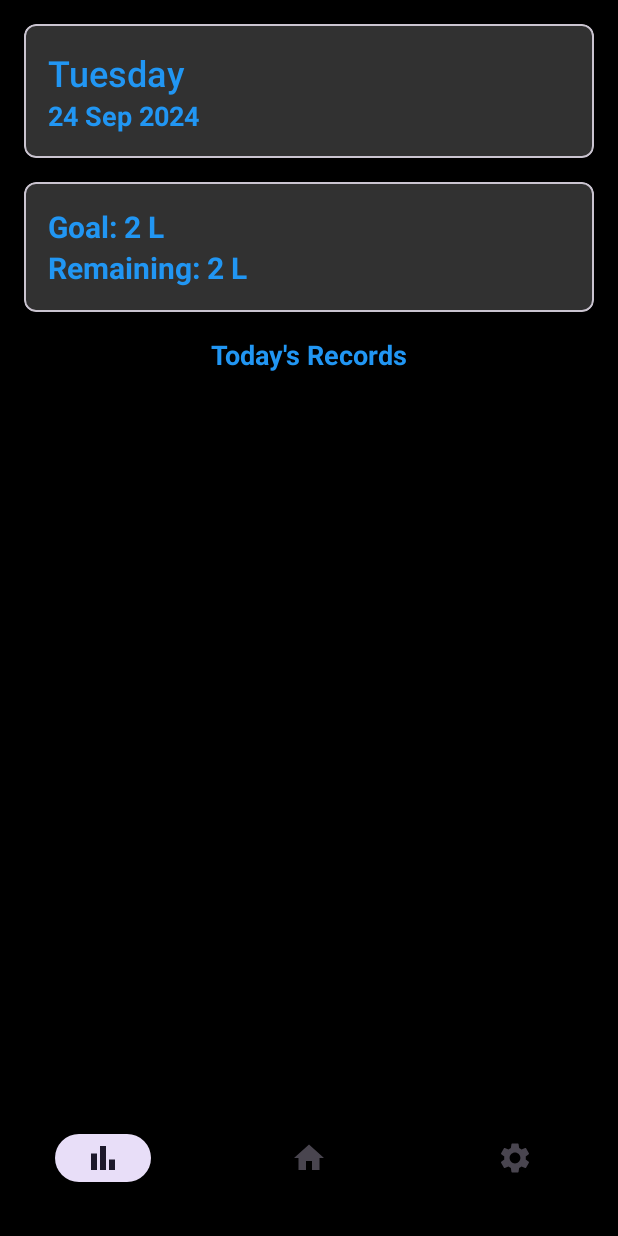
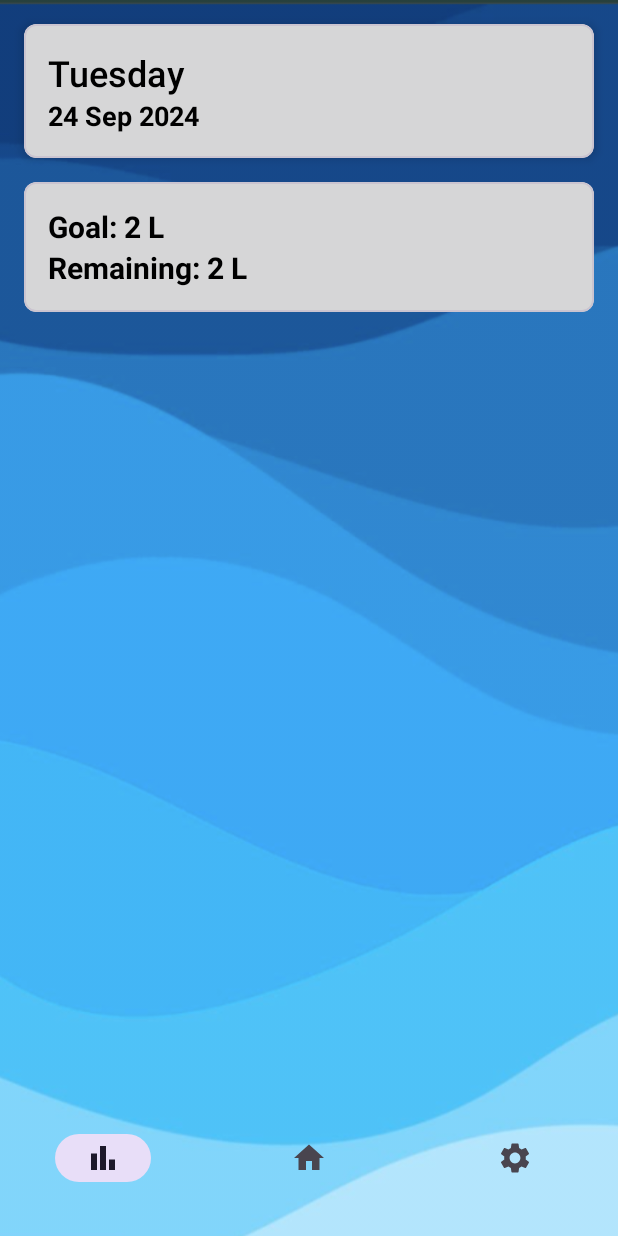
Before and after one commit to tiakavousi/WaterWise, an Android app: the HistoryActivity screen opened directly, with no data from a screen before it, on a phone screen of 412 x 824 dp. Run offline under Robolectric (Android 15) with nearby library versions, the light colour scheme and no system bars; our stand-ins replace Firebase (no records; nobody signed in at launch, a user with empty details on screens opened directly).

Commit message:
daily records back to main

```diff
--- a/app/src/main/java/com/example/WaterWise/HistoryActivity.java
+++ b/app/src/main/java/com/example/WaterWise/HistoryActivity.java
@@ -15,14 +15,10 @@ import com.google.android.material.bottomnavigation.BottomNavigationView;
 import com.google.firebase.auth.FirebaseAuth;
 
 import java.text.SimpleDateFormat;
-import java.util.ArrayList;
 import java.util.Date;
-import java.util.List;
 import java.util.Locale;
 
 public class HistoryActivity extends AppCompatActivity {
-    private List<Record> records = new ArrayList<>();
-    private RecordAdapter adapter;
     private DataModel dataModel;
     private FirestoreHelper firestoreHelper = new FirestoreHelper();
     private TextView dayOfWeekTextView, dateTextView, goalTextView, remainingTextView;
@@ -33,7 +29,7 @@ public class HistoryActivity extends AppCompatActivity {
         super.onCreate(savedInstanceState);
         setContentView(R.layout.activity_history);
         dataModel = new ViewModelProvider(this).get(DataModel.class);
-        firestoreHelper = new FirestoreHelper();
+
 
         dayOfWeekTextView = findViewById(R.id.dayOfWeekTextView);
         dateTextView = findViewById(R.id.dateTextView);
@@ -41,12 +37,10 @@ public class HistoryActivity extends AppCompatActivity {
         remainingTextView = findViewById(R.id.remaining_text);
 
         displayDayOfWeek();
-        setupRecyclerView();
-        fetchTodaysRecords();
         observeGoalAndIntake();
 
         FirestoreHelper firestoreHelper = new FirestoreHelper();
-        RecyclerView recyclerView2 = findViewById(R.id.recyclerView);
+        RecyclerView recyclerView2 = findViewById(R.id.recyclerView2);
         recyclerView2.setLayoutManager(new LinearLayoutManager(this));
 
         firestoreHelper.fetchHistory(historyList -> {
@@ -54,8 +48,6 @@ public class HistoryActivity extends AppCompatActivity {
             HistoryAdapter adapter = new HistoryAdapter(historyList);
             recyclerView2.setAdapter(adapter);
         });
-
-
 
         // Bottom NavBar
         BottomNavigationView bottomNavigationView = findViewById(R.id.bottom_navigation);
@@ -89,22 +81,6 @@ public class HistoryActivity extends AppCompatActivity {
         });
     }
 
-    private void setupRecyclerView() {
-        RecyclerView recyclerView = findViewById(R.id.recyclerView);
-        recyclerView.setLayoutManager(new LinearLayoutManager(this));
-        adapter = new RecordAdapter(records);
-        recyclerView.setAdapter(adapter);
-    }
-
-    private void fetchTodaysRecords() {
-        dataModel.getRecords().observe(this, records -> {
-            Log.d("HistoryActivity!!!! ", "Fetched Records Count: " + records.size());
-            adapter.setRecords(records);
-            adapter.notifyDataSetChanged();
-
-        });
-
-    }
     public void displayDayOfWeek() {
         Date currentDate = new Date();
 
--- a/app/src/main/java/com/example/WaterWise/SettingsActivity.java
+++ b/app/src/main/java/com/example/WaterWise/SettingsActivity.java
@@ -159,7 +159,6 @@ public class SettingsActivity extends AppCompatActivity {
                 firestoreHelper.saveUserData(
                         dataModel.getName().getValue(),
                         dataModel.getGoal().getValue(),
-                        dataModel.getIntake().getValue(),
                         dataModel.getWeight().getValue(),
                         dataModel.getGender().getValue()
                 );
@@ -183,7 +182,6 @@ public class SettingsActivity extends AppCompatActivity {
             firestoreHelper.saveUserData(
                     dataModel.getName().getValue(),
                     dataModel.getGoal().getValue(),
-                    dataModel.getIntake().getValue(),
                     dataModel.getWeight().getValue(),
                     dataModel.getGender().getValue()
             );
--- a/app/src/main/res/layout/activity_history.xml
+++ b/app/src/main/res/layout/activity_history.xml
@@ -5,7 +5,7 @@
     android:layout_height="match_parent"
     xmlns:app="http://schemas.android.com/apk/res-auto"
     xmlns:tools="http://schemas.android.com/tools"
-    android:background="@color/black">
+    android:background="@drawable/pagebkg">
 
     <com.google.android.material.card.MaterialCardView
         android:id="@+id/dateCard"
@@ -14,7 +14,7 @@
         android:layout_margin="16dp"
         app:cardCornerRadius="8dp"
         app:cardElevation="4dp"
-        app:cardBackgroundColor="@color/gray_dark"
+        app:cardBackgroundColor="@color/dark_blue"
         app:layout_constraintEnd_toEndOf="parent"
         app:layout_constraintStart_toStartOf="parent"
         app:layout_constraintTop_toTopOf="parent">
@@ -31,7 +31,7 @@
                 android:layout_height="wrap_content"
                 android:text="Sunday"
                 android:textSize="24sp"
-                android:textColor="@color/blue"
+                android:textColor="@color/black"
                 android:fontFamily="sans-serif-medium" />
 
             <TextView
@@ -40,7 +40,7 @@
                 android:layout_height="wrap_content"
                 android:textSize="18sp"
                 android:textStyle="bold"
-                android:textColor="@color/blue" />
+                android:textColor="@color/black" />
 
         </LinearLayout>
     </com.google.android.material.card.MaterialCardView>
@@ -51,7 +51,7 @@
         android:layout_height="wrap_content"
         android:layout_margin="16dp"
         app:cardCornerRadius="8dp"
-        app:cardBackgroundColor="@color/gray_dark"
+        app:cardBackgroundColor="@color/dark_blue"
         app:layout_constraintEnd_toEndOf="parent"
         app:layout_constraintStart_toStartOf="parent"
         app:layout_constraintTop_toBottomOf="@id/dateCard">
@@ -69,7 +69,7 @@
                 android:text="Your daily goal: 0 ml"
                 android:textSize="20dp"
                 android:textStyle="bold"
-                android:textColor="@color/blue" />
+                android:textColor="@color/black" />
             <TextView
                 android:id="@+id/remaining_text"
                 android:layout_width="wrap_content"
@@ -77,36 +77,23 @@
                 android:text="Remaining: 0 ml"
                 android:textSize="20dp"
                 android:textStyle="bold"
-                android:textColor="@color/blue" />
+                android:textColor="@color/black" />
 
         </LinearLayout>
     </com.google.android.material.card.MaterialCardView>
-
-    <TextView
-        android:id="@+id/todaysRecordsTitle"
-        android:layout_width="wrap_content"
-        android:layout_height="wrap_content"
-        android:text="Today's Records"
-        android:textSize="18sp"
-        android:textStyle="bold"
-        android:layout_marginTop="16dp"
-        android:textColor="@color/blue"
-        app:layout_constraintEnd_toEndOf="parent"
-        app:layout_constraintStart_toStartOf="parent"
-        app:layout_constraintTop_toBottomOf="@id/remaining_goal_card"/>
-
     <androidx.recyclerview.widget.RecyclerView
-        android:id="@+id/recyclerView"
+        android:id="@+id/recyclerView2"
         android:layout_width="0dp"
         android:layout_height="0dp"
         android:layout_marginTop="16dp"
         android:layout_marginStart="16dp"
         android:layout_marginEnd="16dp"
-        android:textColor="@color/blue"
+        android:textStyle="bold"
+        android:textColor="@color/black"
         app:layout_constraintBottom_toTopOf="@id/bottom_navigation"
         app:layout_constraintEnd_toEndOf="parent"
         app:layout_constraintStart_toStartOf="parent"
-        app:layout_constraintTop_toBottomOf="@id/todaysRecordsTitle"
+        app:layout_constraintTop_toBottomOf="@id/remaining_goal_card"
         tools:listitem="@layout/item_record" />
 
     <com.google.android.material.bottomnavigation.BottomNavigationView
--- a/app/src/main/res/layout/item_record.xml
+++ b/app/src/main/res/layout/item_record.xml
@@ -12,7 +12,7 @@
         android:layout_weight="1"
         android:text="12:27 PM"
         android:textSize="16sp"
-        android:textColor="@color/blue"/>
+        android:textColor="@color/black"/>
 
     <TextView
         android:id="@+id/amountTextView"
@@ -20,5 +20,5 @@
         android:layout_height="wrap_content"
         android:text="0.5 L"
         android:textSize="16sp"
-        android:textColor="@color/blue"/>
+        android:textColor="@color/black"/>
 </LinearLayout>
--- a/app/src/main/res/values/styles.xml
+++ b/app/src/main/res/values/styles.xml
@@ -10,7 +10,4 @@
 <!--    <style name="BottomSheetDialogTheme" parent="Theme.Design.Light.BottomSheetDialog">-->
 <!--        <item name="bottomSheetStyle">@style/Widget.Design.BottomSheet.Modal</item>-->
 <!--    </style>-->
-    <style name="YourCardView" parent="Widget.MaterialComponents.CardView">
-        <item name="cardBackgroundColor">@color/black</item>
-    </style>
 </resources>
```
Also changed, not shown: app/src/main/java/com/example/WaterWise/FirestoreHelper.java (+2 -25 lines), app/src/main/java/com/example/WaterWise/MainActivity.java (+21 -2 lines), app/src/main/res/layout/activity_main.xml (+29 -2 lines).
